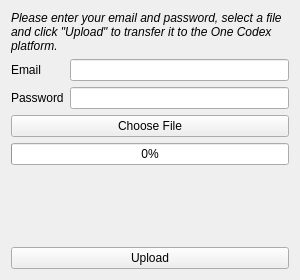
The window that onecodex_uploader/mainwindow.ui (fossabot/onecodex-uploader) describes before a commit, drawn with Qt 5.
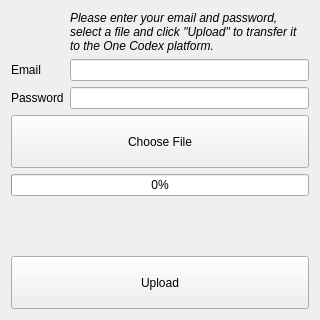
The same window after the commit.

Patch:
```diff
--- a/onecodex_uploader/mainwindow.ui
+++ b/onecodex_uploader/mainwindow.ui
@@ -6,8 +6,8 @@
    <rect>
     <x>0</x>
     <y>0</y>
-    <width>300</width>
-    <height>280</height>
+    <width>320</width>
+    <height>320</height>
    </rect>
   </property>
   <property name="sizePolicy">
@@ -18,14 +18,14 @@
   </property>
   <property name="minimumSize">
    <size>
-    <width>300</width>
-    <height>280</height>
+    <width>320</width>
+    <height>320</height>
    </size>
   </property>
   <property name="maximumSize">
    <size>
-    <width>300</width>
-    <height>280</height>
+    <width>320</width>
+    <height>320</height>
    </size>
   </property>
   <property name="acceptDrops">
@@ -34,47 +34,34 @@
   <property name="windowTitle">
    <string>One Codex Uploader</string>
   </property>
+  <property name="styleSheet">
+   <string notr="true"/>
+  </property>
   <property name="unifiedTitleAndToolBarOnMac">
    <bool>true</bool>
   </property>
   <widget class="QWidget" name="centralWidget">
    <layout class="QVBoxLayout" name="verticalLayout_2">
-    <item>
-     <widget class="QLabel" name="label_3">
-      <property name="text">
-       <string>&lt;html&gt;&lt;head/&gt;&lt;body&gt;&lt;p&gt;&lt;span style=&quot; font-style:italic;&quot;&gt;Please enter your email and password, select a file and click &amp;quot;Upload&amp;quot; to transfer it to the One Codex platform.&lt;/span&gt;&lt;/p&gt;&lt;/body&gt;&lt;/html&gt;</string>
-      </property>
-      <property name="textFormat">
-       <enum>Qt::RichText</enum>
-      </property>
-      <property name="wordWrap">
-       <bool>true</bool>
-      </property>
-      <property name="openExternalLinks">
-       <bool>false</bool>
-      </property>
-     </widget>
-    </item>
     <item>
      <layout class="QFormLayout" name="formLayout">
-      <item row="0" column="0">
+      <item row="1" column="0">
        <widget class="QLabel" name="label">
         <property name="text">
          <string>Email</string>
         </property>
        </widget>
       </item>
-      <item row="0" column="1">
+      <item row="1" column="1">
        <widget class="QLineEdit" name="usernameField"/>
       </item>
-      <item row="1" column="0">
+      <item row="2" column="0">
        <widget class="QLabel" name="label_2">
         <property name="text">
          <string>Password</string>
         </property>
        </widget>
       </item>
-      <item row="1" column="1">
+      <item row="2" column="1">
        <widget class="QLineEdit" name="passwordField">
         <property name="inputMask">
          <string/>
@@ -84,6 +71,35 @@
         </property>
        </widget>
       </item>
+      <item row="0" column="1">
+       <widget class="QLabel" name="label_3">
+        <property name="text">
+         <string>&lt;html&gt;&lt;head/&gt;&lt;body&gt;&lt;p&gt;&lt;span style=&quot; font-style:italic;&quot;&gt;Please enter your email and password, select a file and click &amp;quot;Upload&amp;quot; to transfer it to the One Codex platform.&lt;/span&gt;&lt;/p&gt;&lt;/body&gt;&lt;/html&gt;</string>
+        </property>
+        <property name="textFormat">
+         <enum>Qt::RichText</enum>
+        </property>
+        <property name="wordWrap">
+         <bool>true</bool>
+        </property>
+        <property name="openExternalLinks">
+         <bool>false</bool>
+        </property>
+       </widget>
+      </item>
+      <item row="0" column="0">
+       <widget class="QLabel" name="logoLabel">
+        <property name="text">
+         <string/>
+        </property>
+        <property name="scaledContents">
+         <bool>false</bool>
+        </property>
+        <property name="alignment">
+         <set>Qt::AlignCenter</set>
+        </property>
+       </widget>
+      </item>
      </layout>
     </item>
     <item>
@@ -100,9 +116,30 @@
       </item>
       <item>
        <widget class="QPushButton" name="fileButton">
+        <property name="sizePolicy">
+         <sizepolicy hsizetype="Minimum" vsizetype="MinimumExpanding">
+          <horstretch>0</horstretch>
+          <verstretch>0</verstretch>
+         </sizepolicy>
+        </property>
+        <property name="minimumSize">
+         <size>
+          <width>0</width>
+          <height>32</height>
+         </size>
+        </property>
         <property name="text">
          <string>Choose File</string>
         </property>
+        <property name="autoDefault">
+         <bool>false</bool>
+        </property>
+        <property name="default">
+         <bool>false</bool>
+        </property>
+        <property name="flat">
+         <bool>false</bool>
+        </property>
        </widget>
       </item>
       <item>
@@ -127,6 +164,18 @@
       </item>
       <item>
        <widget class="QPushButton" name="uploadButton">
+        <property name="sizePolicy">
+         <sizepolicy hsizetype="Minimum" vsizetype="MinimumExpanding">
+          <horstretch>0</horstretch>
+          <verstretch>0</verstretch>
+         </sizepolicy>
+        </property>
+        <property name="minimumSize">
+         <size>
+          <width>0</width>
+          <height>32</height>
+         </size>
+        </property>
         <property name="text">
          <string>Upload</string>
         </property>
@@ -144,7 +193,7 @@
     <rect>
      <x>0</x>
      <y>0</y>
-     <width>300</width>
+     <width>320</width>
      <height>22</height>
     </rect>
    </property>
```
